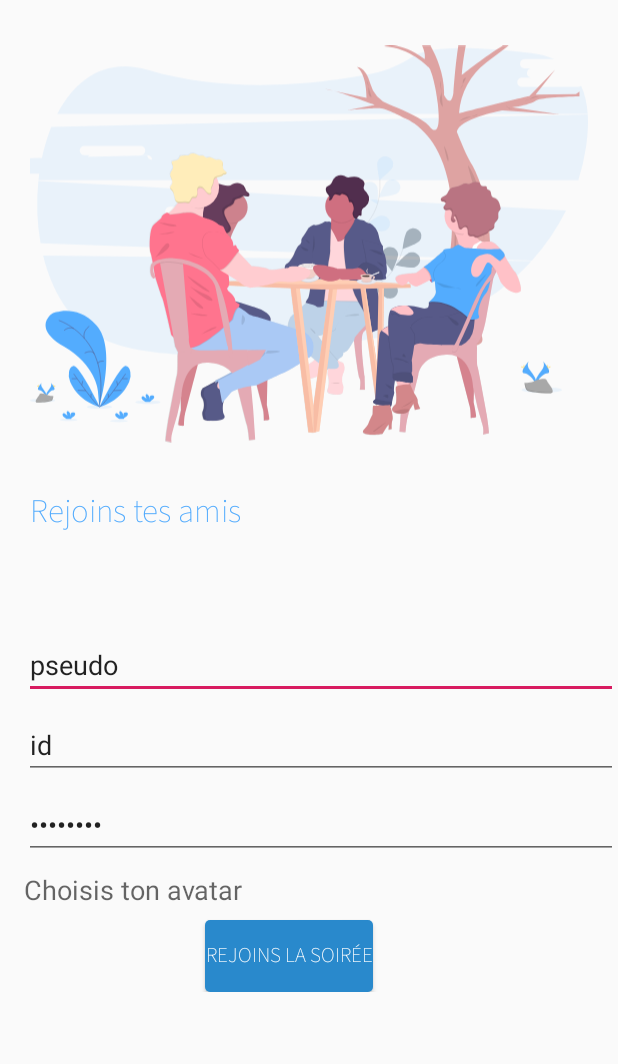
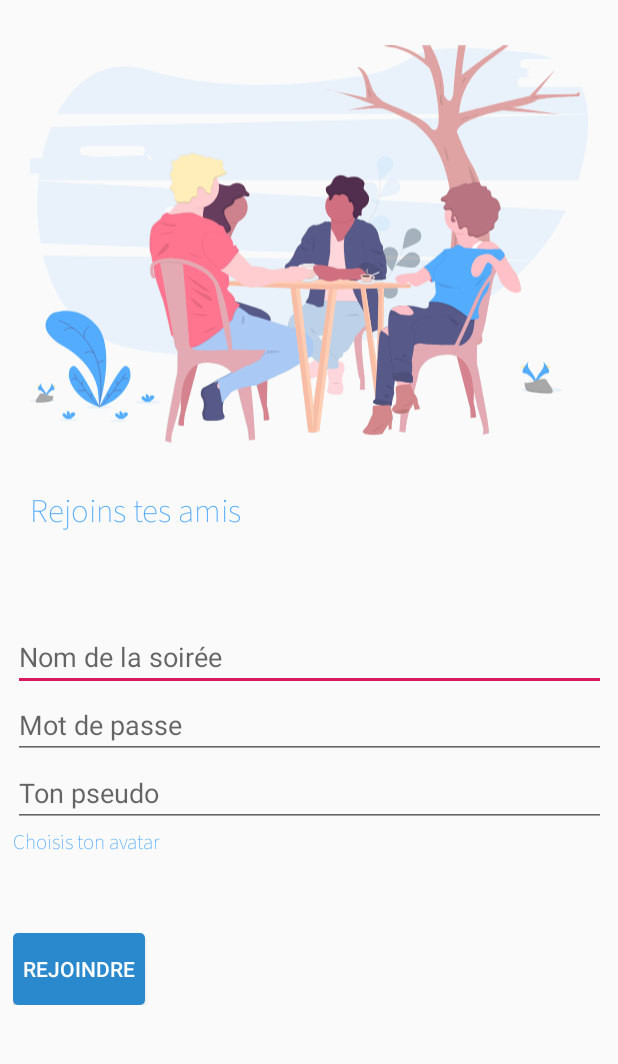
Before and after one commit to eltha9/oplayner, an Android app: the JoinParty screen opened directly, with no data from a screen before it, on a phone screen of 412 x 824 dp, the part 71-1135 px from its top. Run offline under Robolectric (Android 15) with nearby library versions, the phone set to English and light mode, and no system bars.

Commit message:
update join_party, add menu activity

```diff
--- a/app/build.gradle
+++ b/app/build.gradle
@@ -34,4 +34,7 @@ dependencies {
     implementation 'com.mikepenz:fastadapter:3.3.1'
     implementation 'com.mikepenz:fastadapter-commons:3.3.1'
     implementation 'androidx.recyclerview:recyclerview:1.0.0'
+
+    implementation 'com.squareup.retrofit2:retrofit:2.5.0'
+    implementation 'com.squareup.retrofit2:converter-gson:2.5.0'
 }
--- a/app/src/main/java/fr/elph/oplayner/JoinParty.kt
+++ b/app/src/main/java/fr/elph/oplayner/JoinParty.kt
@@ -6,20 +6,39 @@ import android.view.View
 import android.widget.Button
 import android.widget.Toast
 import android.content.Intent
-import android.content.Context.TELEPHONY_SERVICE
-import androidx.core.content.ContextCompat.getSystemService
-import android.telephony.TelephonyManager
-import android.content.Context
+import android.util.Log
+import fr.elph.oplayner.service.oplaynerRepo
+import fr.elph.oplayner.service.post
+import kotlinx.android.synthetic.main.create_party.*
+import kotlinx.android.synthetic.main.join_party.*
+import retrofit2.Call
+import retrofit2.Response
+
+import retrofit2.Callback
 
 
 class JoinParty : AppCompatActivity(){
+    private lateinit var goParty:Button
     override fun onCreate(savedInstanceState: Bundle?) {
         super.onCreate(savedInstanceState)
         setContentView(R.layout.join_party)
+
+        goParty = findViewById(R.id.go_party)
+        goParty.setOnClickListener { view ->
+            val title = party_id.text.toString()
+            val password = join_psw.text.toString()
+            val pseudo = join_pseudo.text.toString()
+
+            Log.i("","title= $title, psw= $password, pseudo= $pseudo",Throwable())
+            //avatar
+            //val avatar =
+            val intent = Intent(this, menu::class.java)
+
+            startActivity(intent)
+
+        }
     }
-    private lateinit var goParty:Button
 
-    //goParty.setOnClickListener // event on party
 
 
 }
--- a/app/src/main/res/layout/activity_link.xml
+++ b/app/src/main/res/layout/activity_link.xml
@@ -37,7 +37,8 @@
             android:id="@+id/persue" android:layout_marginTop="30dp"
             app:layout_constraintTop_toBottomOf="@+id/textView" app:layout_constraintStart_toStartOf="parent"
             android:layout_marginStart="8dp" app:layout_constraintHorizontal_bias="0.5"
-            app:layout_constraintEnd_toStartOf="@+id/share" android:background="@drawable/button"/>
+            app:layout_constraintEnd_toStartOf="@+id/share" android:background="@drawable/button"
+            android:textColor="#FFFFFF"/>
     <Button
             android:text="@string/link_share"
             android:layout_width="144dp"
@@ -45,5 +46,6 @@
             android:id="@+id/share" android:layout_marginTop="30dp"
             app:layout_constraintTop_toBottomOf="@+id/textView" app:layout_constraintEnd_toEndOf="parent"
             android:layout_marginEnd="8dp" app:layout_constraintStart_toEndOf="@+id/persue"
-            app:layout_constraintHorizontal_bias="0.5" android:background="@drawable/button"/>
+            app:layout_constraintHorizontal_bias="0.5" android:background="@drawable/button"
+            android:textColor="#FFFFFF"/>
 </androidx.constraintlayout.widget.ConstraintLayout>
--- a/app/src/main/res/layout/create_party.xml
+++ b/app/src/main/res/layout/create_party.xml
@@ -44,6 +44,12 @@
             <EditText
                     android:layout_width="match_parent"
                     android:layout_height="wrap_content"
+                    android:inputType="textPassword"
+                    android:ems="10"
+                    android:id="@+id/create_password" android:hint="@string/create_holder_password"/>
+            <EditText
+                    android:layout_width="match_parent"
+                    android:layout_height="wrap_content"
                     android:inputType="phone"
                     android:ems="10"
                     android:id="@+id/create_phone" tools:layout_conversion_absoluteHeight="45dp"
--- a/app/src/main/res/layout/join_party.xml
+++ b/app/src/main/res/layout/join_party.xml
@@ -22,74 +22,52 @@
             android:text="@string/join_title"
             android:layout_width="wrap_content"
             android:layout_height="wrap_content"
-            android:id="@+id/join_title" android:layout_marginTop="30dp"
+            android:id="@+id/party_id_name" android:layout_marginTop="30dp"
             app:layout_constraintTop_toBottomOf="@+id/join_img" app:layout_constraintStart_toStartOf="parent"
             android:layout_marginStart="20dp" android:textAppearance="@style/TextAppearance.AppCompat.Large"
             android:fontFamily="@font/source_sans_pro_extralight" android:textColor="@color/welcome"
             android:textStyle="bold"/>
     <ScrollView
-            android:layout_width="0dp"
+            android:layout_width="395dp"
             android:layout_height="311dp"
-            android:layout_marginBottom="8dp" app:layout_constraintBottom_toBottomOf="parent"
-            app:layout_constraintEnd_toEndOf="parent"
-            app:layout_constraintStart_toStartOf="parent" android:layout_marginTop="8dp"
-            app:layout_constraintTop_toBottomOf="@+id/join_title">
-        <androidx.constraintlayout.widget.ConstraintLayout android:layout_width="match_parent"
-                                                           android:layout_height="match_parent"
-                                                           android:id="@+id/linearLayout3">
+            app:layout_constraintBottom_toBottomOf="parent" app:layout_constraintStart_toStartOf="parent"
+            android:layout_marginStart="8dp" android:layout_marginTop="8dp"
+            app:layout_constraintTop_toBottomOf="@+id/party_id_name" app:layout_constraintEnd_toEndOf="parent"
+            android:layout_marginEnd="8dp">
+        <LinearLayout android:layout_width="match_parent" android:layout_height="wrap_content"
+                      android:orientation="vertical">
             <EditText
-                    android:layout_width="0dp"
+                    android:layout_width="match_parent"
                     android:layout_height="wrap_content"
                     android:inputType="textPersonName"
-                    android:text="pseudo"
                     android:ems="10"
-                    android:id="@+id/pseudo_input"
-                    app:layout_constraintStart_toStartOf="parent" app:layout_constraintBottom_toBottomOf="parent"
-                    app:layout_constraintEnd_toEndOf="parent" android:layout_marginBottom="194dp"
-                    android:layout_marginStart="16dp" android:layout_marginTop="8dp"
-                    app:layout_constraintTop_toTopOf="parent"/>
+                    android:id="@+id/party_id" android:hint="@string/join_holder_title"/>
             <EditText
-                    android:layout_width="0dp"
-                    android:layout_height="wrap_content"
-                    android:inputType="textPersonName"
-                    android:text="id"
-                    android:ems="10"
-                    android:id="@+id/id_input"
-                    app:layout_constraintStart_toStartOf="parent" android:layout_marginTop="8dp"
-                    app:layout_constraintTop_toBottomOf="@+id/pseudo_input" app:layout_constraintEnd_toEndOf="parent"
-                    android:layout_marginStart="16dp"/>
-            <EditText
-                    android:layout_width="0dp"
+                    android:layout_width="match_parent"
                     android:layout_height="wrap_content"
                     android:inputType="textPassword"
                     android:ems="10"
-                    android:id="@+id/psw_input"
-                    android:text="Password"
-                    app:layout_constraintStart_toStartOf="parent" android:layout_marginTop="8dp"
-                    app:layout_constraintTop_toBottomOf="@+id/id_input" app:layout_constraintEnd_toEndOf="parent"
-                    android:layout_marginStart="16dp"/>
+                    android:id="@+id/join_psw" android:hint="@string/join_holder_password"/>
+            <EditText
+                    android:layout_width="match_parent"
+                    android:layout_height="wrap_content"
+                    android:inputType="textPersonName"
+                    android:ems="10"
+                    android:id="@+id/join_pseudo" android:hint="@string/join_holder_pseudo"/>
             <TextView
                     android:text="@string/avatar_choice"
-                    android:layout_width="wrap_content"
-                    android:layout_height="wrap_content"
-                    android:id="@+id/avatar_choice"
-                    android:textAppearance="@style/TextAppearance.AppCompat.Medium"
-                    app:layout_constraintStart_toStartOf="parent" android:layout_marginTop="8dp"
-                    android:layout_marginStart="16dp"
-                    app:layout_constraintTop_toBottomOf="@+id/psw_input"/>
+                    android:layout_width="match_parent"
+                    android:layout_height="wrap_content" android:id="@+id/textView2"
+                    android:textColor="@color/welcome" android:fontFamily="@font/source_sans_pro_extralight"/>
+            <androidx.recyclerview.widget.RecyclerView
+                    android:layout_width="match_parent"
+                    android:layout_height="50dp">
+            </androidx.recyclerview.widget.RecyclerView>
             <Button
                     android:text="@string/go_party"
                     android:layout_width="wrap_content"
-                    android:layout_height="wrap_content"
-                    android:id="@+id/goParty"
-                    android:background="@drawable/button"
-                    android:textColor="#FFFFFF"
-                    android:fontFamily="@font/source_sans_pro_extralight"
-                    app:layout_constraintStart_toStartOf="parent"
-                    android:layout_marginStart="16dp"
-                    android:layout_marginEnd="8dp" app:layout_constraintEnd_toEndOf="parent"
-                    app:layout_constraintHorizontal_bias="0.437" android:layout_marginTop="8dp"
-                    app:layout_constraintTop_toBottomOf="@+id/avatar_choice"/>
-        </androidx.constraintlayout.widget.ConstraintLayout>
+                    android:layout_height="wrap_content" android:id="@+id/go_party"
+                    android:background="@drawable/button" android:textColor="#FFFFFF"/>
+        </LinearLayout>
     </ScrollView>
 </androidx.constraintlayout.widget.ConstraintLayout>
--- a/app/src/main/res/values/strings.xml
+++ b/app/src/main/res/values/strings.xml
@@ -9,7 +9,7 @@
     </string>
     <string name="join_title">Rejoins tes amis</string>
     <string name="avatar_choice">Choisis ton avatar</string>
-    <string name="go_party">Rejoins la soirée</string>
+    <string name="go_party">Rejoindre</string>
 
     <string name="create_title">Information</string>
 
@@ -20,9 +20,14 @@
 
     <!--placeholder -->
     <string name="create_holder_title">Nom de ta soirée</string>
-    <string name="create_holder_phone">n° de téléphone</string>
+    <string name="create_holder_phone">N° de téléphone</string>
     <string name="create_holder_date">Date</string>
     <string name="create_holder_adresse">Ton adresse</string>
     <string name="create_holder_message">Un petit message pour la team ;)</string>
+    <string name="create_holder_password">Mot de passe</string>
+
+    <string name="join_holder_title">Nom de la soirée</string>
+    <string name="join_holder_password">Mot de passe</string>
+    <string name="join_holder_pseudo">Ton pseudo</string>
 
 </resources>
```
Also changed, not shown: app/src/main/AndroidManifest.xml (+11 -4 lines), app/src/main/java/fr/elph/oplayner/CreateParty.kt (+64 -7 lines), app/src/main/java/fr/elph/oplayner/link.kt (+5 -5 lines), app/src/main/java/fr/elph/oplayner/menu.kt (added, +12 -0 lines), app/src/main/java/fr/elph/oplayner/service/oplaynerApi.kt (+26 -0 lines), app/src/main/java/fr/elph/oplayner/service/oplaynerRepo.kt (+14 -4 lines), app/src/main/res/layout/activity_menu.xml (added, +19 -0 lines).
